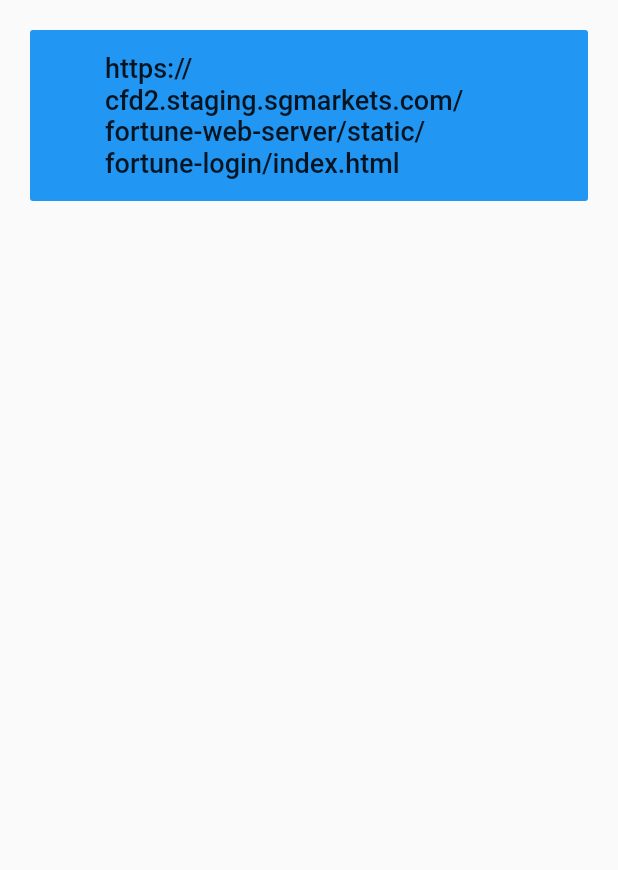
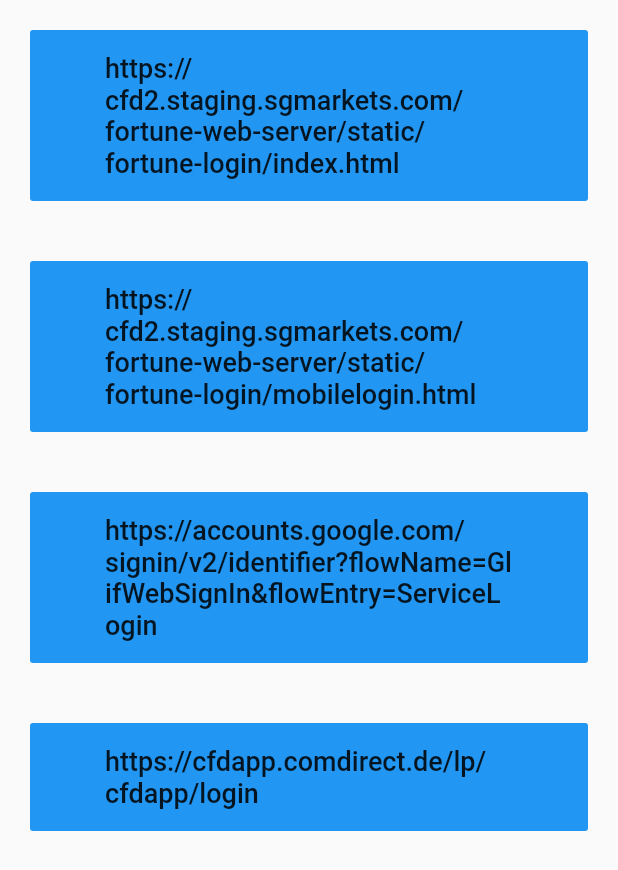
Before and after one commit to johnny-v/pant-container, a Flutter app: the screen it shows after launch, on a phone screen of 412 x 824 dp. Shown: the top 870 px of the screen. Run offline on Flutter 3.47's test engine with Material 2 defaults, Android fonts, the phone set to English and light mode, and no system bars; our stand-ins replace webview_flutter; Roboto replaces fonts that are missing (Arial).

```diff
--- a/lib/Home.dart
+++ b/lib/Home.dart
@@ -2,7 +2,12 @@ import 'package:flutter/material.dart';
 import 'web_view_container.dart';
 
 class Home extends StatelessWidget {
-  final _links = ['https://cfd2.staging.sgmarkets.com/fortune-web-server/static/fortune-login/index.html'];
+  final _links = [
+    'https://cfd2.staging.sgmarkets.com/fortune-web-server/static/fortune-login/index.html',
+    'https://cfd2.staging.sgmarkets.com/fortune-web-server/static/fortune-login/mobilelogin.html',
+    'https://accounts.google.com/signin/v2/identifier?flowName=GlifWebSignIn&flowEntry=ServiceLogin',
+    'https://cfdapp.comdirect.de/lp/cfdapp/login'
+  ];
   @override
   Widget build(BuildContext context) {
     return Scaffold(
```
Also changed, not shown: lib/web_view_container.dart (+23 -11 lines).
